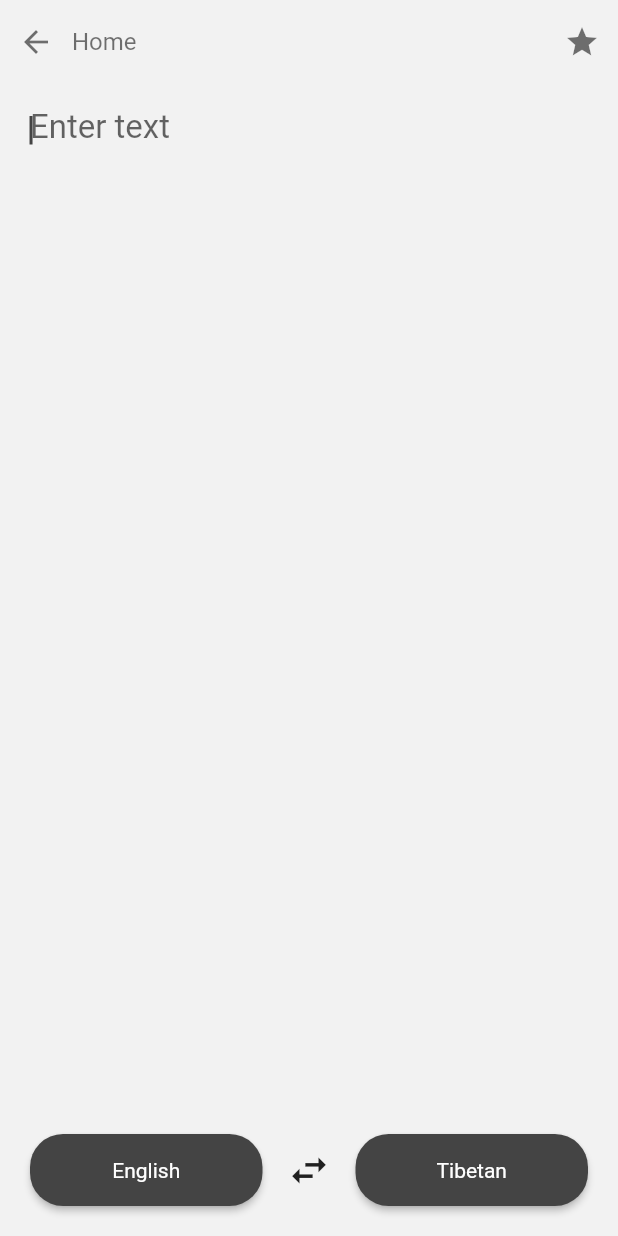
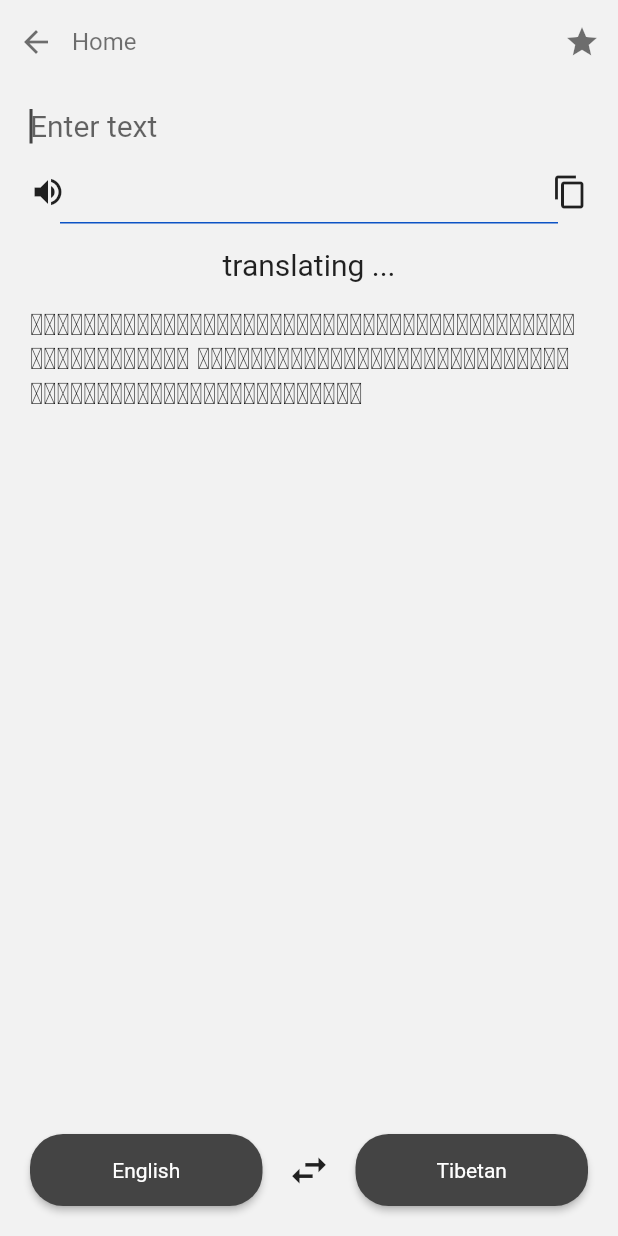
Before and after one commit to OpenPecha/monlamai-app, a Flutter app: the screen it shows after launch, after a tap on "Enter text", on a phone screen of 412 x 824 dp. Run offline on Flutter 3.47's test engine with Material 2 defaults, Android fonts, the phone set to English and light mode, and no system bars; our stand-ins replace flutter_riverpod.

Commit message:
fixed: language toggle btn dropdown

```diff
--- a/lib/screens/home.dart
+++ b/lib/screens/home.dart
@@ -3,6 +3,7 @@ import 'package:monlamai_app/screens/favorites.dart';
 import 'package:monlamai_app/screens/settings.dart';
 import 'package:monlamai_app/screens/transcribing.dart';
 import 'package:monlamai_app/screens/translation.dart';
+import 'package:monlamai_app/widgets/language_toggle.dart';
 
 class HomeScreen extends StatelessWidget {
   const HomeScreen({super.key});
@@ -81,23 +82,11 @@ class HomeScreen extends StatelessWidget {
             ),
           ),
           const Spacer(),
-          Row(
-            mainAxisAlignment: MainAxisAlignment.center,
-            children: const [
-              LanguageButton(language: "English"),
-              SizedBox(width: 16.0),
-              Icon(
-                Icons.swap_horiz,
-                size: 30,
-              ),
-              SizedBox(width: 16.0),
-              LanguageButton(language: "Tibetan"),
-            ],
-          ),
+          const LanguageToggle(),
           const SizedBox(height: 16.0),
           Row(
             mainAxisAlignment: MainAxisAlignment.spaceBetween,
-            children: [
+            children: const [
               CircularIconButton(
                 icon: Icons.chat_bubble,
                 padding: 4,
@@ -105,7 +94,7 @@ class HomeScreen extends StatelessWidget {
                 tooltip: "Chat",
                 route: TransaltionScreen(),
               ),
-              const CircularIconButton(
+              CircularIconButton(
                 icon: Icons.mic,
                 padding: 12,
                 size: 34,
--- a/lib/screens/translation.dart
+++ b/lib/screens/translation.dart
@@ -79,13 +79,19 @@ class _TransaltionScreenState extends State<TransaltionScreen> {
         ),
         child: Column(children: [
           TextField(
+            minLines: 1,
+            maxLines: 5,
             autofocus: true,
             controller: _inputController,
+            style: const TextStyle(
+              fontSize: 20,
+              fontWeight: FontWeight.normal,
+            ),
             decoration: const InputDecoration(
               hintText: 'Enter text',
               border: InputBorder.none,
               hintStyle: TextStyle(
-                fontSize: 22,
+                fontSize: 20,
                 fontWeight: FontWeight.normal,
               ),
             ),
@@ -100,13 +106,49 @@ class _TransaltionScreenState extends State<TransaltionScreen> {
               EnterDisablerInputFormatter(_isTextEmpty),
             ],
           ),
+          const SizedBox(height: 8.0),
+          Row(
+            children: const [
+              Icon(
+                Icons.volume_up,
+              ),
+              Spacer(),
+              Icon(
+                Icons.copy_outlined,
+              ),
+            ],
+          ),
+          const SizedBox(height: 8.0),
+          const Divider(
+            thickness: 1,
+            height: 1,
+            color: Color(0xFF0C53C5),
+            indent: 20,
+            endIndent: 20,
+          ),
+          const Padding(
+            padding: EdgeInsets.symmetric(vertical: 16.0),
+            child: Text(
+              'translating ...',
+              style: TextStyle(
+                fontSize: 20,
+                fontWeight: FontWeight.normal,
+              ),
+            ),
+          ),
+          const Text(
+            "ང་ཚོ་ཡུལ་ལ་མ་ལོག་པའི་སྔོན་ལ་ང་ཚོས་ངེས་པར་དུ་བྱ་བ་ཁ་ཤས ང་ཚོ་ཡུལ་ལ་མ་ལོག་པའི་སྔོན་ལ་ང་ཚོས་ངེས་པར་དུ་བྱ་བ་ཁ་ཤས",
+            softWrap: true,
+            style: TextStyle(
+              fontSize: 20,
+              fontWeight: FontWeight.normal,
+            ),
+          ),
           !_isTextEmpty && _isTranslating
-              ? const Text(
-                  'Enter text',
-                  style: TextStyle(
-                    fontSize: 22,
-                    fontWeight: FontWeight.normal,
-                  ),
+              ? const Divider(
+                  thickness: 1,
+                  height: 1,
+                  color: Color(0xFF0C53C5),
                 )
               : Container(),
           const Spacer(),
--- /dev/null
+++ b/lib/widgets/language_toggle.dart
@@ -0,0 +1,136 @@
+import 'package:flutter/material.dart';
+import 'package:flutter_riverpod/flutter_riverpod.dart';
+
+final sourceLanguageProvider = StateProvider<String>((ref) => 'English');
+final targetLanguageProvider = StateProvider<String>((ref) => 'Tibetan');
+
+class LanguageToggle extends ConsumerWidget {
+  const LanguageToggle({Key? key}) : super(key: key);
+
+  @override
+  Widget build(BuildContext context, WidgetRef ref) {
+    final sourceLang = ref.watch(sourceLanguageProvider);
+    final targetLang = ref.watch(targetLanguageProvider);
+
+    void handleSwapLanguages() {
+      ref.read(sourceLanguageProvider.notifier).state = targetLang;
+      ref.read(targetLanguageProvider.notifier).state = sourceLang;
+    }
+
+    return Container(
+      height: 80,
+      padding: const EdgeInsets.symmetric(horizontal: 16),
+      child: Row(
+        mainAxisAlignment: MainAxisAlignment.center,
+        children: [
+          Expanded(
+            child: ButtonWrapper(
+              value: sourceLang,
+              onChanged: (value) =>
+                  ref.read(sourceLanguageProvider.notifier).state = value,
+            ),
+          ),
+          IconButton(
+            icon: const Icon(Icons.swap_horiz, size: 24),
+            onPressed: handleSwapLanguages,
+          ),
+          Expanded(
+            child: ButtonWrapper(
+              value: targetLang,
+              onChanged: (value) =>
+                  ref.read(targetLanguageProvider.notifier).state = value,
+            ),
+          ),
+        ],
+      ),
+    );
+  }
+}
+
+class ButtonWrapper extends StatefulWidget {
+  final String value;
+  final ValueChanged<String> onChanged;
+
+  const ButtonWrapper({Key? key, required this.value, required this.onChanged})
+      : super(key: key);
+
+  @override
+  State<ButtonWrapper> createState() => _ButtonWrapperState();
+}
+
+class _ButtonWrapperState extends State<ButtonWrapper> {
+  final MenuController _menuController = MenuController();
+
+  @override
+  Widget build(BuildContext context) {
+    return LayoutBuilder(
+      builder: (context, constraints) {
+        return MenuAnchor(
+          alignmentOffset: Offset(0,
+              -constraints.maxHeight * languageSupported.length.toDouble() - 5),
+          controller: _menuController,
+          menuChildren: languageSupported
+              .map((lang) => SizedBox(
+                    width: constraints.maxWidth,
+                    child: MenuItemButton(
+                      style: ButtonStyle(
+                        minimumSize: MaterialStateProperty.all(
+                          Size(constraints.maxWidth, 48),
+                        ),
+                        textStyle: MaterialStateProperty.all(
+                          const TextStyle(fontSize: 16),
+                        ),
+                      ),
+                      onPressed: () {
+                        widget.onChanged(lang.name);
+                        _menuController.close();
+                      },
+                      child: Align(
+                        alignment: Alignment.center,
+                        child: Text(lang.name),
+                      ),
+                    ),
+                  ))
+              .toList(),
+          builder:
+              (BuildContext context, MenuController controller, Widget? child) {
+            return GestureDetector(
+              onTap: () {
+                if (controller.isOpen) {
+                  controller.close();
+                } else {
+                  controller.open();
+                }
+              },
+              child: Container(
+                width: constraints.maxWidth,
+                padding: const EdgeInsets.all(16),
+                decoration: BoxDecoration(
+                  color: Colors.grey[800],
+                  borderRadius: BorderRadius.circular(16),
+                ),
+                child: Text(
+                  widget.value,
+                  style: const TextStyle(color: Colors.white),
+                  textAlign: TextAlign.center,
+                ),
+              ),
+            );
+          },
+        );
+      },
+    );
+  }
+}
+
+class Language {
+  final String name;
+  final String code;
+
+  const Language({required this.name, required this.code});
+}
+
+const languageSupported = [
+  Language(name: "English", code: "en"),
+  Language(name: "Tibetan", code: "bo"),
+];
```
